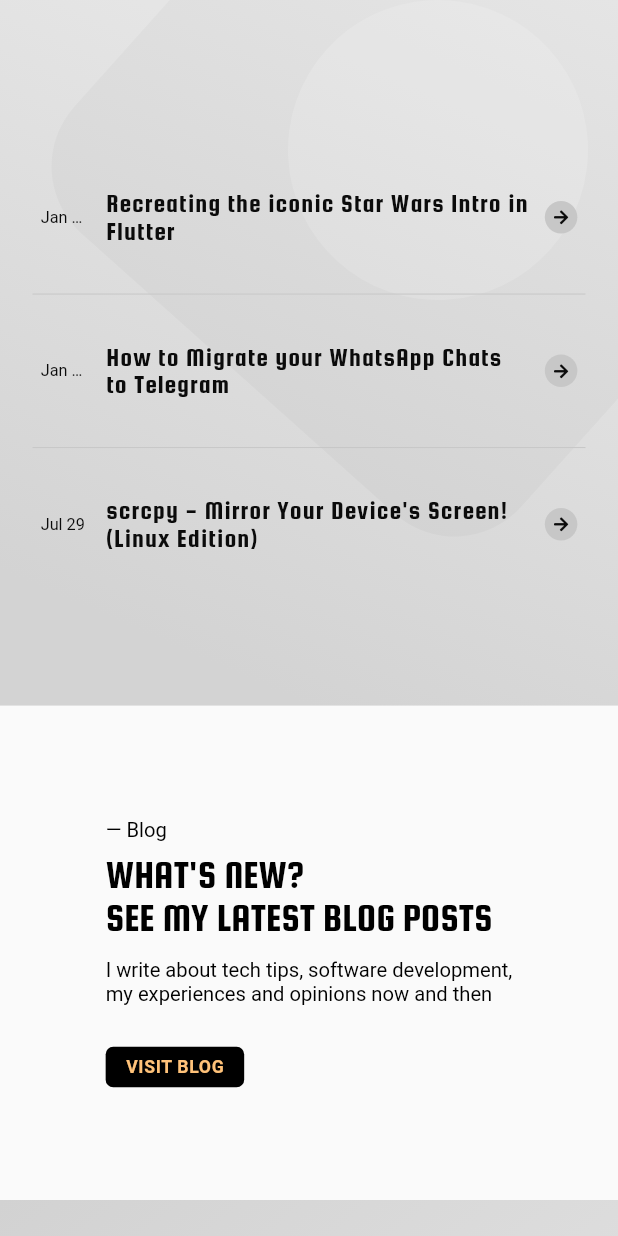
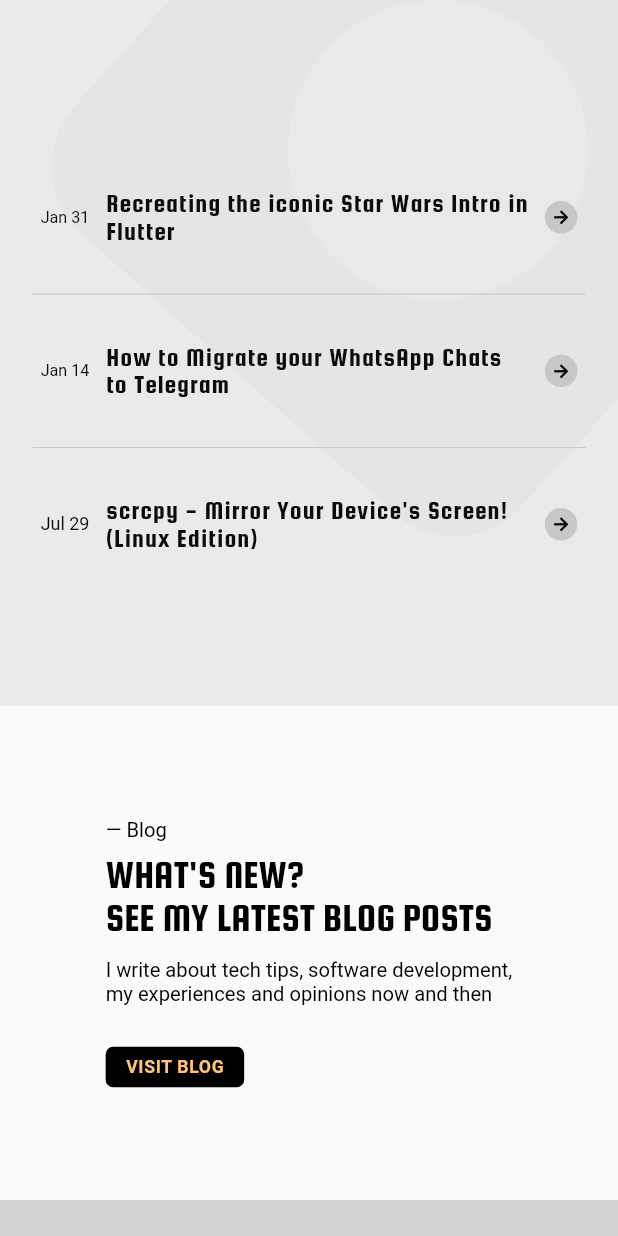
Before and after one commit to thearthurdev/arthurdev, a Flutter app: the screen it shows after launch, scrolled down 1728 dp, on a phone screen of 412 x 824 dp. Run offline on Flutter 3.47's test engine with Material 2 defaults, Android fonts, the phone set to English and light mode, and no system bars; missing offline and left inert: webfeed; Roboto replaces fonts that are missing (Sen).

Commit message:
changed links to my new domain, removed gradient for mobile

```diff
--- a/lib/sections/blog_details_section.dart
+++ b/lib/sections/blog_details_section.dart
@@ -58,16 +58,17 @@
   Widget _buildMobileView(BuildContext context) {
     return Container(
       key: kBlogSectionKey,
-      decoration: BoxDecoration(
-        gradient: LinearGradient(
-          begin: Alignment.topRight,
-          end: Alignment.bottomCenter,
-          colors: [
-            kPrimaryColorLight1,
-            kPrimaryColorLight2,
-          ],
-        ),
-      ),
+      color: kPrimaryColorLight1,
+      // decoration: BoxDecoration(
+      //   gradient: LinearGradient(
+      //     begin: Alignment.topRight,
+      //     end: Alignment.bottomCenter,
+      //     colors: [
+      //       kPrimaryColorLight1,
+      //       kPrimaryColorLight2,
+      //     ],
+      //   ),
+      // ),
       child: SingleChildScrollView(
         physics: NeverScrollableScrollPhysics(),
         child: Container(
--- a/lib/sections/job_details_section.dart
+++ b/lib/sections/job_details_section.dart
@@ -28,16 +28,17 @@
   Widget build(BuildContext context) {
     return Container(
       key: kIsDesktop(context) ? null : kJobSectionKey,
-      decoration: BoxDecoration(
-        gradient: LinearGradient(
-          begin: Alignment.topLeft,
-          end: Alignment.bottomRight,
-          colors: [
-            kPrimaryColorLight2,
-            kPrimaryColorLight1,
-          ],
-        ),
-      ),
+      color: kPrimaryColorLight2,
+      // decoration: BoxDecoration(
+      //   gradient: LinearGradient(
+      //     begin: Alignment.topLeft,
+      //     end: Alignment.bottomRight,
+      //     colors: [
+      //       kPrimaryColorLight2,
+      //       kPrimaryColorLight1,
+      //     ],
+      //   ),
+      // ),
       child: SingleChildScrollView(
         physics: NeverScrollableScrollPhysics(),
         child: Stack(
--- a/lib/services/blog_rss_feed_service.dart
+++ b/lib/services/blog_rss_feed_service.dart
@@ -7,7 +7,7 @@
   static get feed => _feed;
 
   static Future<RssFeed> _getFeed() async {
-    final _authority = "thearthur.hashnode.dev";
+    final _authority = "thearthur.dev";
     final _path = "rss.xml";
     final _feedUri = Uri.https(_authority, _path);
 
--- a/lib/utils/consts.dart
+++ b/lib/utils/consts.dart
@@ -50,9 +50,8 @@
 const String kLinkedInURL = 'https://www.linkedin.com/in/arthurdelords/';
 const String kTwitterURL = 'https://twitter.com/_DeeArthur';
 const String kEmailURL = 'mailto:arthurdelords@gmail.com';
-const String kPortfolioURL =
-    'https://thearthur.hashnode.dev/arthurdev-portfolio';
-const String kBlogURL = 'https://thearthur.hashnode.dev';
+const String kPortfolioURL = 'https://blog.thearthur.dev/arthurdev-portfolio';
+const String kBlogURL = 'https://blog.thearthur.dev';
 const String kMobWearGitHubURL = 'https://github.com/thearthurdev/mobwear';
 const String kMobWearPlayStoreURL =
     'https://play.google.com/store/apps/details?id=com.arthurdev.mobwear';
@@ -60,12 +59,12 @@
     'https://twitter.com/_DeeArthur/status/1246287315707797505';
 const String kPlayaTwitterURL =
     'https://twitter.com/_DeeArthur/status/1356754726809960449';
-const String kBlogRSSURL = 'https://thearthur.hashnode.dev/rss.xml';
+const String kBlogRSSURL = 'https://blog.thearthur.dev/rss.xml';
 
 const List<String> kBlogPostURLs = [
-  'https://thearthur.hashnode.dev/recreating-the-iconic-star-wars-intro-in-flutter',
-  'https://thearthur.hashnode.dev/how-to-migrate-your-whatsapp-chats-to-telegram',
-  'https://thearthur.hashnode.dev/scrcpy-mirror-your-devices-screen-linux-edition',
+  'https://blog.thearthur.dev/recreating-the-iconic-star-wars-intro-in-flutter',
+  'https://blog.thearthur.dev/how-to-migrate-your-whatsapp-chats-to-telegram',
+  'https://blog.thearthur.dev/scrcpy-mirror-your-devices-screen-linux-edition',
 ];
 
 // Colors
--- a/lib/widgets/blog_post_listtile.dart
+++ b/lib/widgets/blog_post_listtile.dart
@@ -79,11 +79,13 @@
             children: [
               Container(
                 width: 48.0,
-                child: Text(
-                  date,
-                  style: kSectionInfoTextStyle.copyWith(fontSize: 16.0),
-                  overflow: TextOverflow.ellipsis,
-                  maxLines: 1,
+                child: FittedBox(
+                  child: Text(
+                    date,
+                    style: kSectionInfoTextStyle.copyWith(fontSize: 16.0),
+                    overflow: TextOverflow.ellipsis,
+                    maxLines: 1,
+                  ),
                 ),
               ),
               SizedBox(width: 16.0),
```
Also changed, not shown: lib/sections/intro_details_section.dart (+11 -10 lines), lib/sections/portfolio_details_section.dart (+11 -10 lines), lib/views/mobwear_portfolio_view.dart (+11 -10 lines), lib/views/more_soon_portfolio_view.dart (+11 -10 lines), lib/views/playa_portfolio_view.dart (+11 -10 lines), lib/views/sneak_peak_portfolio_view.dart (+11 -10 lines).
